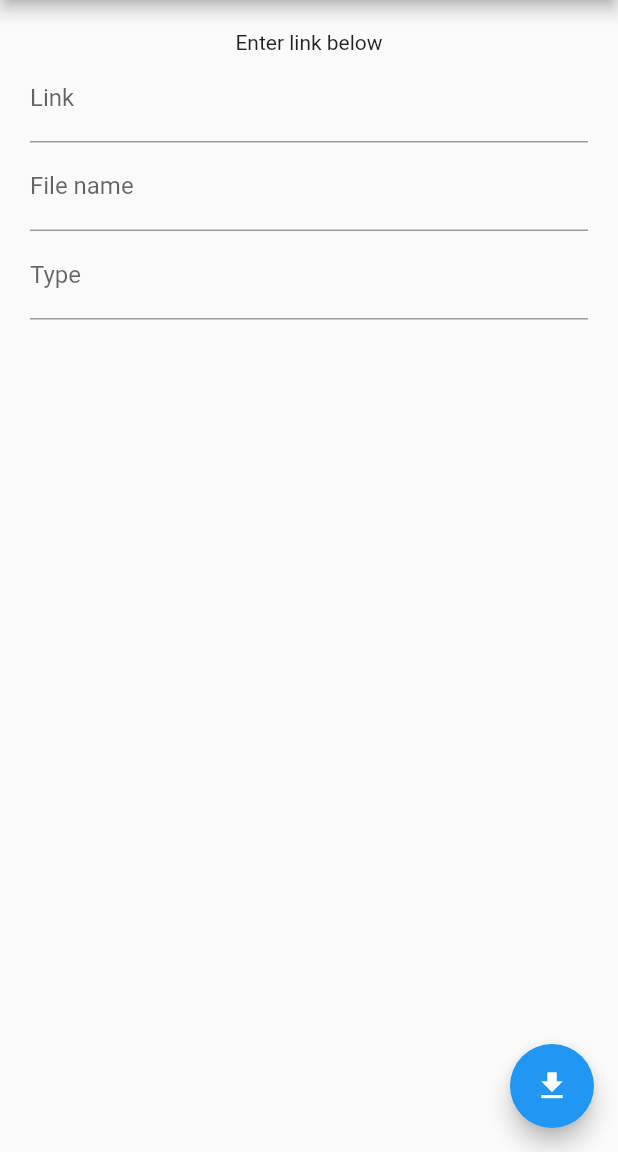
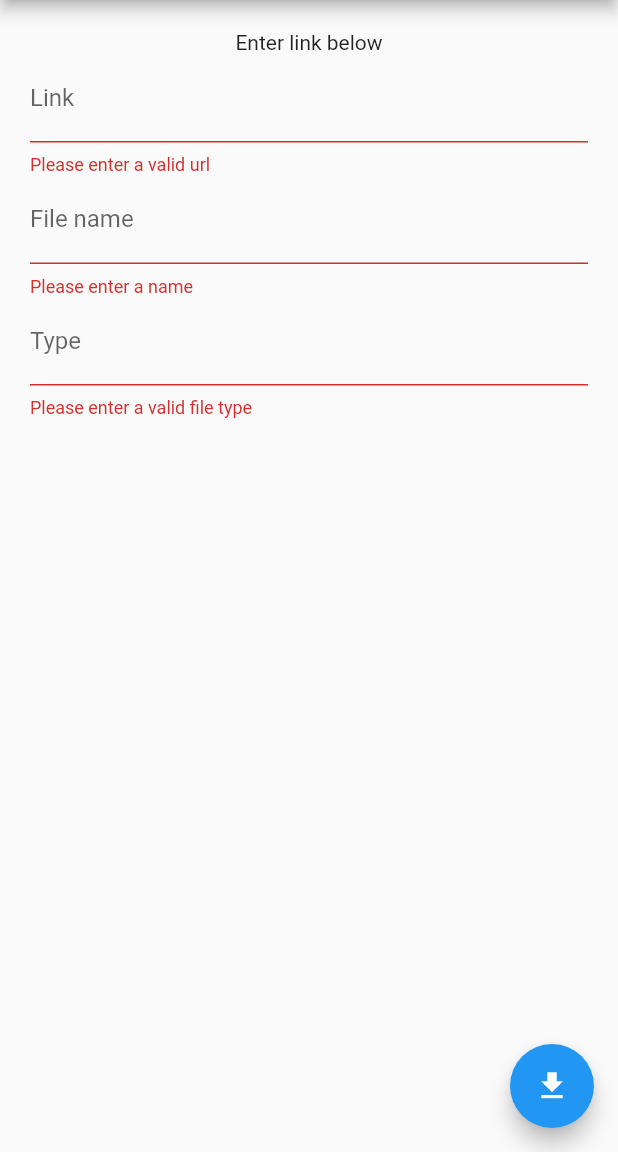
Before and after one commit to samuelezedi/flutter_files_downloader, a Flutter app: the screen it shows after launch, after a tap on the "file download" icon, on a phone screen of 412 x 824 dp, the part 84-1236 px from its top. Run offline on Flutter 3.47's test engine with Material 2 defaults, Android fonts, the phone set to English and light mode, and no system bars; our stand-ins replace dio.

Commit message:
final touches

```diff
--- a/lib/main.dart
+++ b/lib/main.dart
@@ -33,29 +33,33 @@ class MyHomePage extends StatefulWidget {
 }
 
 class _MyHomePageState extends State<MyHomePage> {
-
+  BuildContext context;
   TextEditingController url = TextEditingController();
   TextEditingController fileName = TextEditingController();
   TextEditingController fileType = TextEditingController();
-  GlobalKey formKey = GlobalKey();
+  final formKey = GlobalKey<FormState>();
+  FocusNode textFieldFocus = FocusNode();
 
   bool downloading = false;
   String progressString = "";
 
   Future<void> downloadFile() async {
+    textFieldFocus.unfocus();
+    setState(() {
+      downloading = true;
+    });
     Dio dio = Dio();
 
     try{
       var dir = await getApplicationDocumentsDirectory();
+      var path = "${dir.path}/downloads/${fileName.text}.${fileType.text}";
 
-      await dio.download(url.text, "${dir.path}/downloads/${fileName}", onReceiveProgress: (rec,total){
-        print("Rec: $rec, total: $total");
+      await dio.download(url.text, path, onReceiveProgress: (rec,total){
         setState(() {
-          downloading = true;
           progressString = ((rec/total) * 100).toStringAsFixed(0) + " %";
         });
       });
-
+    successful(path);
     }catch(e) {
       print(e);
     }
@@ -63,6 +67,22 @@ class _MyHomePageState extends State<MyHomePage> {
       downloading = false;
       progressString = "";
     });
+  }
+
+  successful(path) {
+    return Scaffold.of(context).showSnackBar(
+        SnackBar(
+          content: Text(
+            'Download Succesful, you can find your downloaded file here ${path}',
+            textAlign: TextAlign.center,
+            style: TextStyle(
+              fontSize: 15,
+              color: Colors.white
+            ),
+          ),
+          duration: Duration(seconds: 20),
+        )
+    );
   }
 
   @override
@@ -78,7 +98,10 @@ class _MyHomePageState extends State<MyHomePage> {
       appBar: AppBar(
         title: Text('File Downloader'),
       ),
-      body: Container(
+      body: Builder(
+        builder: (context) {
+          this.context = context;
+          return Container(
             margin: EdgeInsets.all(20),
             child: Form(
               key: formKey,
@@ -86,6 +109,7 @@ class _MyHomePageState extends State<MyHomePage> {
                 children: <Widget>[
                   Text('Enter link below'),
                     TextFormField(
+                      focusNode: textFieldFocus,
                       controller: url,
                       keyboardType: TextInputType.url,
                       validator: (value){
@@ -102,6 +126,7 @@ class _MyHomePageState extends State<MyHomePage> {
 
                   ),
                   TextFormField(
+                    focusNode: textFieldFocus,
                     controller: fileName,
                     keyboardType: TextInputType.text,
                     validator: (value){
@@ -118,10 +143,11 @@ class _MyHomePageState extends State<MyHomePage> {
 
                   ),
                   TextFormField(
+                    focusNode: textFieldFocus,
                     controller: fileType,
                     keyboardType: TextInputType.text,
                     validator: (value){
-                  if(value.trim() == "" || value.trim() != 'jpeg' || value.trim() != 'png' || value.trim() != 'jpg'){
+                      if(value.trim() == "" && (value.trim() != 'jpeg' || value.trim() != 'png' || value.trim() != 'jpg')){
                         return 'Please enter a valid file type';
                       } else {
                         return null;
@@ -132,14 +158,24 @@ class _MyHomePageState extends State<MyHomePage> {
                         hintText: 'accepts. jpg, pdf, jpeg'
                     ),
 
-              )
+                  ),
+                  SizedBox(height: 20,),
+                  downloading ? ListTile(
+                        leading : CircularProgressIndicator(),
+                        title: Text(progressString,style: TextStyle(color: Colors.black),)
+                  ) : Offstage(),
                 ],
               ),
             )
+          );
+        }
       ),
       floatingActionButton: FloatingActionButton(
         onPressed: (){
-
+          if(formKey.currentState.validate()){
+            formKey.currentState.save();
+            downloadFile();
+          }
         },
         tooltip: 'Download file',
         child: Icon(Icons.file_download),
@@ -147,17 +183,4 @@ class _MyHomePageState extends State<MyHomePage> {
     );
   }
 
-  loading() {
-    return showDialog(
-        context: context,
-        child: AlertDialog(
-          title: Row(
-            children: <Widget>[
-              CircularProgressIndicator(),
-              Text('Downloading file...')
-            ],
-          ),
-        )
-    );
 }
-}
```
Lines whose indentation alone changed are shown as unchanged.
